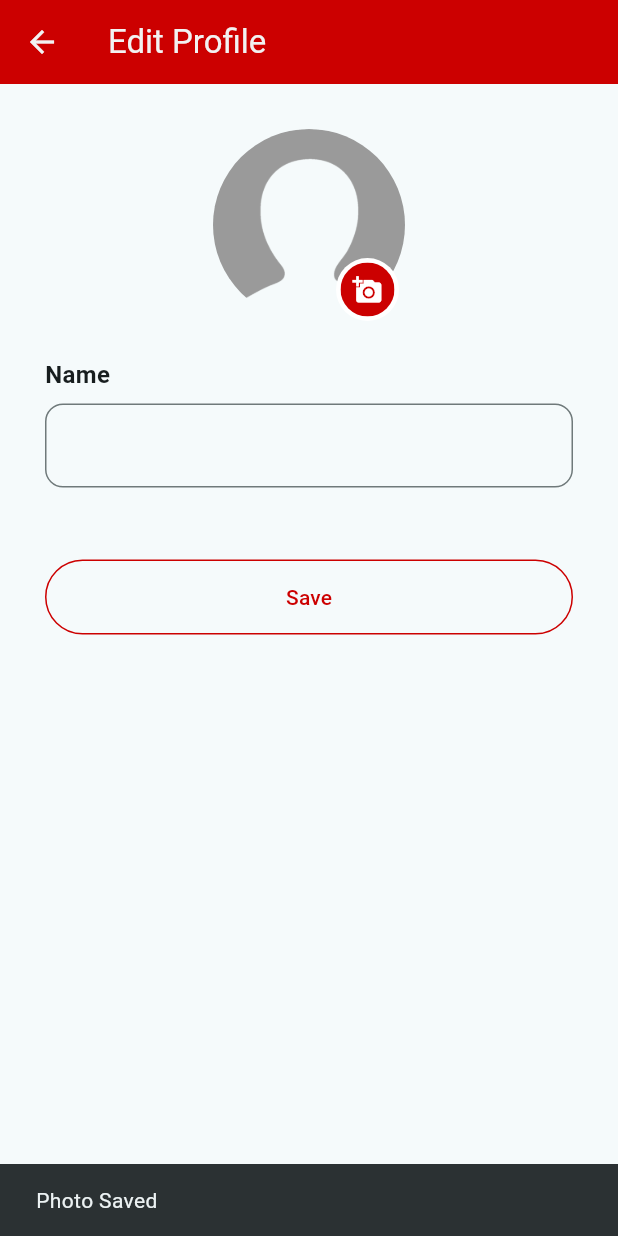
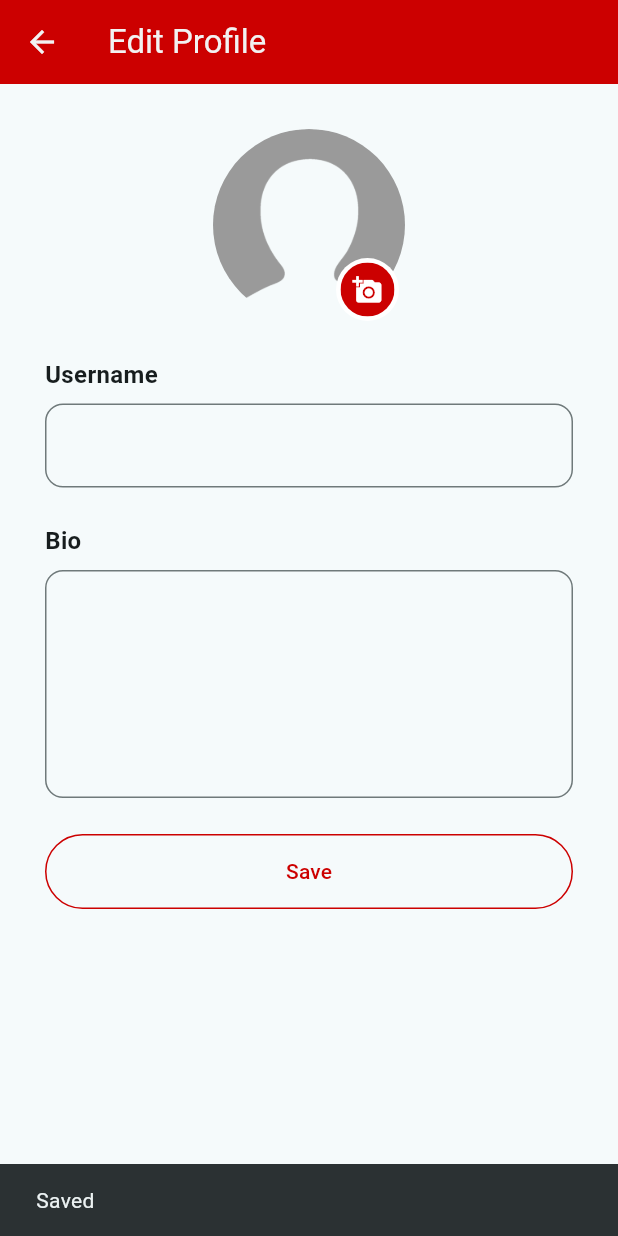
Before and after one commit to kdudley9/social-media-app, a Flutter app: the EditProfilePage screen opened by its route, after a tap on "Save", on a phone screen of 412 x 824 dp. Run offline on Flutter 3.47's test engine with Material 3 defaults, Android fonts, the phone set to English and light mode, and no system bars; our stand-ins replace cloud_firestore, firebase_auth, firebase_core, firebase_storage, image_picker; missing offline and left inert: firebase_app_check; accounts and stored records are empty.

Commit message:
Add 'update bio' and 'update username' functionality

```diff
--- a/lib/components/profile_widget.dart
+++ b/lib/components/profile_widget.dart
@@ -18,7 +18,6 @@ class ProfileWidget extends StatelessWidget {
 
   @override
   Widget build(BuildContext context) {
-    final color = Color(0xffcc0000);
     final String imageUrl =
         Provider.of<ProfileImageProvider>(context).profileImageUrl;
 
@@ -38,18 +37,13 @@ class ProfileWidget extends StatelessWidget {
   }
 
   Widget buildImage(String imageUrl) {
-    // // final image = AssetImage(imagePath);
-    // final image = imagePath.isNotEmpty
-    //     ? AssetImage(imagePath)
-    //     : AssetImage(ImageAssets.defaultProfilePicture);
-
     return ClipOval(
       child: Material(
         color: Colors.transparent,
         child: Ink.image(
-          // image: NetworkImage(imagePath),
           image: imageUrl.isEmpty
-              ? AssetImage(ImageAssets.defaultProfilePicture) as ImageProvider
+              ? const AssetImage(ImageAssets.defaultProfilePicture)
+                  as ImageProvider
               : NetworkImage(imageUrl),
           fit: BoxFit.cover,
           width: 128,
--- a/lib/components/textfield.dart
+++ b/lib/components/textfield.dart
@@ -5,6 +5,7 @@ class TextFieldWidget extends StatefulWidget {
   final String label;
   final String text;
   final ValueChanged<String> onChanged;
+  final TextEditingController controller;
 
   const TextFieldWidget({
     Key? key,
@@ -12,6 +13,7 @@ class TextFieldWidget extends StatefulWidget {
     required this.label,
     required this.text,
     required this.onChanged,
+    required this.controller,
   }) : super(key: key);
 
   @override
@@ -19,25 +21,35 @@ class TextFieldWidget extends StatefulWidget {
 }
 
 class _TextFieldWidgetState extends State<TextFieldWidget> {
-
   late final TextEditingController controller;
 
   @override
   void initState() {
     super.initState();
-
     controller = TextEditingController(text: widget.text);
+    controller.addListener(_onTextChanged);
   }
 
   @override
   void dispose() {
     controller.dispose();
-
     super.dispose();
   }
 
+  void _onTextChanged() {
+    widget.onChanged(controller.text);
+  }
+
   @override
-  Widget build(BuildContext context) => Column (
+  void didUpdateWidget(covariant TextFieldWidget oldWidget) {
+    super.didUpdateWidget(oldWidget);
+    if (oldWidget.text != widget.text) {
+      controller.text = widget.text;
+    }
+  }
+
+  @override
+  Widget build(BuildContext context) => Column(
         crossAxisAlignment: CrossAxisAlignment.start,
         children: [
           Text(
@@ -46,7 +58,8 @@ class _TextFieldWidgetState extends State<TextFieldWidget> {
           ),
           const SizedBox(height: 8),
           TextField(
-            controller: controller,
+            controller: widget.controller,
+            onChanged: widget.onChanged,
             decoration: InputDecoration(
               border: OutlineInputBorder(
                 borderRadius: BorderRadius.circular(12),
--- a/lib/pages/profile/edit_profile_page.dart
+++ b/lib/pages/profile/edit_profile_page.dart
@@ -4,7 +4,6 @@ import 'package:firebase_auth/firebase_auth.dart';
 import 'package:firebase_storage/firebase_storage.dart';
 import 'package:flutter/material.dart';
 import 'package:provider/provider.dart';
-import 'package:social_media_app/pages/profile/user_preferences.dart';
 import 'package:social_media_app/components/profile_widget.dart';
 import 'package:social_media_app/components/textfield.dart';
 import 'package:social_media_app/providers/profile_image_provider.dart';
@@ -23,11 +22,24 @@ class EditProfilePage extends StatefulWidget {
 class _EditProfilePageState extends State<EditProfilePage> {
   late User user;
   File? _image;
+  final TextEditingController _usernameController = TextEditingController();
+  final TextEditingController _bioController = TextEditingController();
 
   @override
   void initState() {
     super.initState();
     user = AuthenticationService.auth.currentUser!;
+    _loadUserData();
+  }
+
+  Future<void> _loadUserData() async {
+    final userDoc =
+        FirebaseFirestore.instance.collection('users').doc(user.uid);
+    final userData = await userDoc.get();
+    setState(() {
+      _usernameController.text = userData['username'] ?? '';
+      _bioController.text = userData['bio'] ?? '';
+    });
   }
 
   Future<void> _pickImage(ImageSource source) async {
@@ -46,15 +58,14 @@ class _EditProfilePageState extends State<EditProfilePage> {
     final userDoc = firestore.collection('users').doc(user.uid);
 
     final userData = {
-      'useranme': user.displayName,
+      'username': _usernameController.text,
       'email': user.email,
-      // 'bio': user!.bio,
+      'bio': _bioController.text,
     };
 
     if (_image != null) {
       final imageUrl = await _uploadImageToStorage(_image!);
       userData['imagePath'] = imageUrl;
-      // user.updatePhotoURL(imageUrl);
 
       Provider.of<ProfileImageProvider>(context, listen: false)
           .setProfileImageUrl(imageUrl);
@@ -62,7 +73,7 @@ class _EditProfilePageState extends State<EditProfilePage> {
       await userDoc.set(userData, SetOptions(merge: true));
     }
     ScaffoldMessenger.of(context)
-        .showSnackBar(SnackBar(content: Text('Photo Saved')));
+        .showSnackBar(SnackBar(content: Text('Saved')));
   }
 
   Future<String> _uploadImageToStorage(File imageFile) async {
@@ -96,7 +107,6 @@ class _EditProfilePageState extends State<EditProfilePage> {
           physics: const BouncingScrollPhysics(),
           children: [
             ProfileWidget(
-              // imagePath: user.imagePath,
               imagePath: user.photoURL ?? '',
               isEdit: true,
               onClicked: () async {
@@ -105,30 +115,25 @@ class _EditProfilePageState extends State<EditProfilePage> {
             ),
             const SizedBox(height: 24),
             TextFieldWidget(
-              label: 'Name',
+              label: 'Username',
               text: user.displayName ?? '',
-              onChanged: (name) {},
+              controller: _usernameController,
+              onChanged: (username) {},
             ),
             const SizedBox(height: 24),
-            // TextFieldWidget(
-            //   label: 'Email',
-            //   text: user.email,
-            //   onChanged: (email) {},
-            // ),
-            // const SizedBox(height: 24),
-            // TextFieldWidget(
-            //   label: 'Bio',
-            //   text: user.bio,
-            //   maxLines: 5,
-            //   onChanged: (bio) {},
-            // ),
+            TextFieldWidget(
+              label: 'Bio',
+              text: '',
+              controller: _bioController,
+              maxLines: 5,
+              onChanged: (bio) {},
+            ),
             const SizedBox(height: 24),
             OutlinedButton(
               onPressed: _saveUser,
               style: OutlinedButton.styleFrom(
-                foregroundColor: AppColors.minglRed, // Text color
-                side: const BorderSide(
-                    color: AppColors.minglRed), // Outline color
+                foregroundColor: AppColors.minglRed,
+                side: const BorderSide(color: AppColors.minglRed),
               ),
               child: const Text("Save"),
             ),
--- a/lib/pages/profile/profile_page.dart
+++ b/lib/pages/profile/profile_page.dart
@@ -1,8 +1,8 @@
+import 'package:cloud_firestore/cloud_firestore.dart';
 import 'package:firebase_auth/firebase_auth.dart';
 import 'package:flutter/material.dart';
 import 'package:social_media_app/pages/profile/user_preferences.dart';
 import 'package:social_media_app/components/profile_widget.dart';
-// import 'package:social_media_app/components/user.dart';
 import 'package:social_media_app/components/numbers_widget.dart';
 import 'package:social_media_app/services/authentication_service.dart';
 import 'package:social_media_app/shared_assets/app_colors.dart';
@@ -16,17 +16,28 @@ class ProfilePage extends StatefulWidget {
 
 class _ProfilePageState extends State<ProfilePage> {
   late User user;
+  late String bio = '';
+  late String username = '';
 
   @override
   void initState() {
     super.initState();
     user = AuthenticationService.auth.currentUser!;
+    _loadUserData();
+  }
+
+  Future<void> _loadUserData() async {
+    final userDoc =
+        FirebaseFirestore.instance.collection('users').doc(user.uid);
+    final userData = await userDoc.get();
+    setState(() {
+      bio = userData['bio'] ?? '';
+      username = userData['username'] ?? '';
+    });
   }
 
   @override
   Widget build(BuildContext context) {
-    // final user = UserPreferences.myUser;
-
     return Scaffold(
       appBar: AppBar(
         title: const Text("Profile"),
@@ -45,21 +56,21 @@ class _ProfilePageState extends State<ProfilePage> {
               },
             ),
             const SizedBox(height: 24),
-            buildName(user),
+            buildName(),
             const SizedBox(height: 50),
             const NumbersWidget(),
             const SizedBox(height: 50),
-            buildAbout(user),
+            buildAbout(),
           ],
         ),
       ),
     );
   }
 
-  Widget buildName(User user) => Column(
+  Widget buildName() => Column(
         children: [
           Text(
-            user.displayName ?? '',
+            username,
             style: const TextStyle(fontWeight: FontWeight.bold, fontSize: 24),
           ),
           const SizedBox(height: 4),
@@ -70,7 +81,7 @@ class _ProfilePageState extends State<ProfilePage> {
         ],
       );
 
-  Widget buildAbout(User user) => Container(
+  Widget buildAbout() => Container(
         padding: const EdgeInsets.symmetric(horizontal: 48),
         child: Column(
           crossAxisAlignment: CrossAxisAlignment.start,
@@ -82,8 +93,7 @@ class _ProfilePageState extends State<ProfilePage> {
                 )),
             const SizedBox(height: 16),
             Text(
-              // user.bio ?? '',
-              '',
+              bio,
               style: const TextStyle(fontSize: 16, height: 1.4),
             ),
           ],
--- a/lib/services/authentication_service.dart
+++ b/lib/services/authentication_service.dart
@@ -25,6 +25,7 @@ class AuthenticationService {
         'username': username,
         'email': email,
         'imagePath': ImageAssets.defaultProfilePicture,
+        'bio': 'No bio yet...',
       });
     } on FirebaseAuthException catch (e) {
       _status = AuthExceptionHandler.handleAuthException(e);
```
Lines whose indentation alone changed are shown as unchanged.
